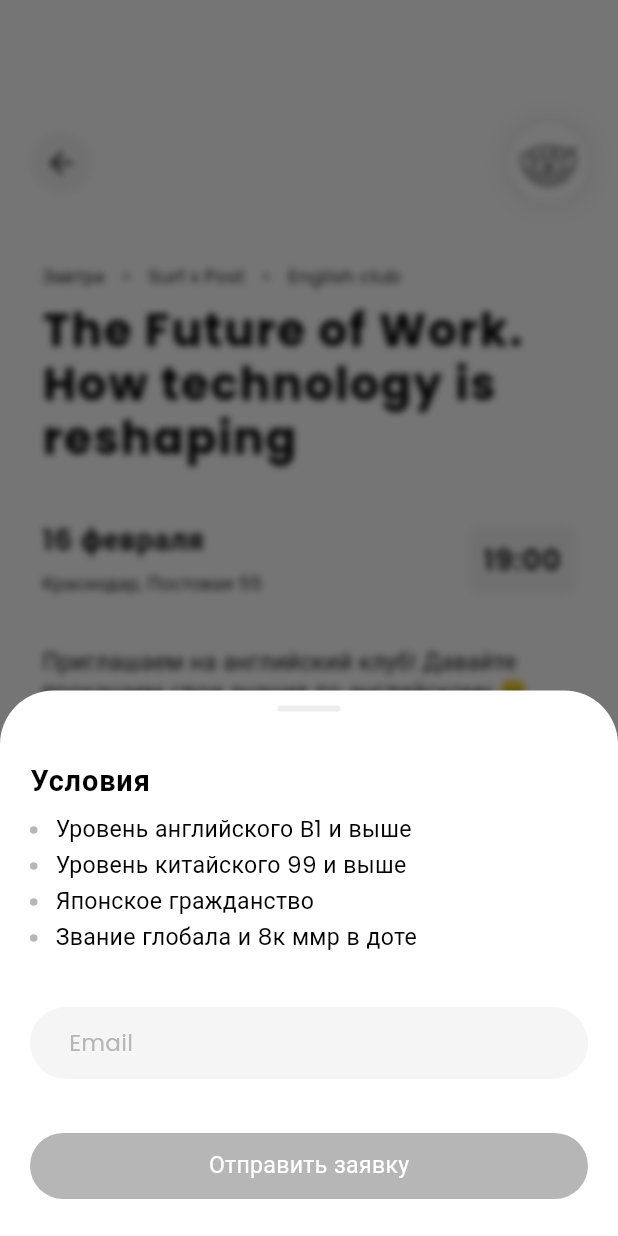
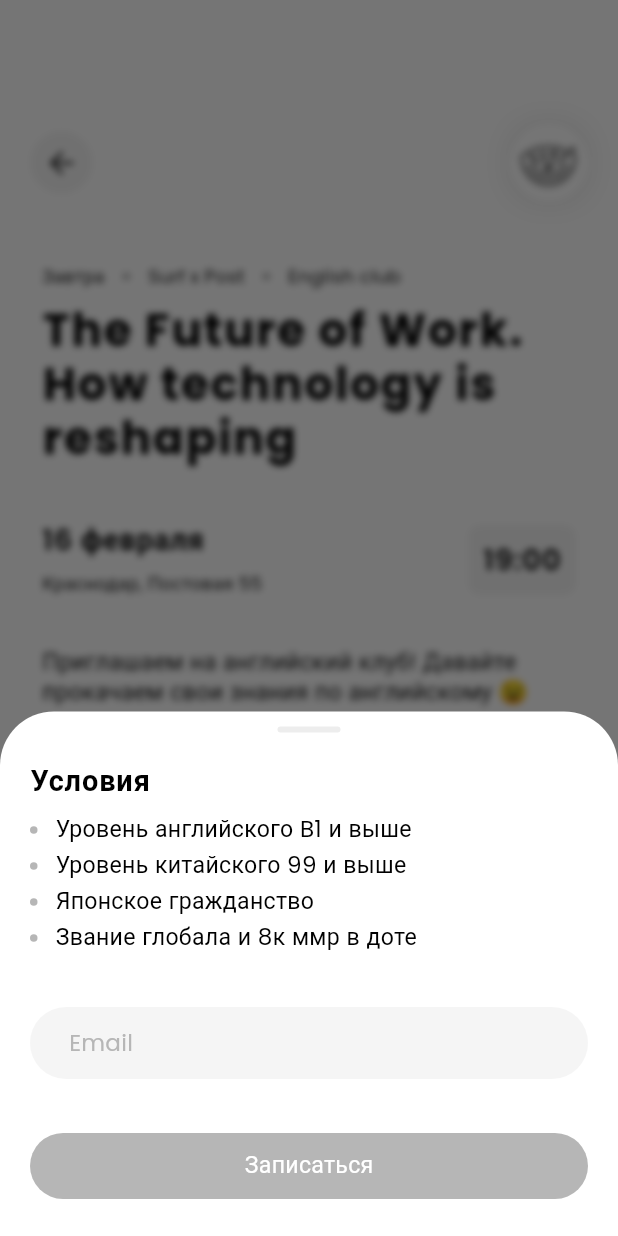
Before and after one commit to ericFlutterast/drill_vents, a Flutter app: the EventScreen screen opened by its route, after a tap on "Записаться", on a phone screen of 412 x 824 dp. Run offline on Flutter 3.47's test engine with Material 3 defaults, Android fonts, the phone set to English and light mode, and no system bars; drawn by our look-alikes of cached_network_image, reactive_forms; our stand-ins replace bloc_concurrency, dio, equatable, flutter_bloc, flutter_secure_storage, flutter_svg and 4 more; accounts and stored records are empty; generated files the repository leaves out were written again; network calls fail.

Commit message:
refactor:
- small redesign widget into event feature

```diff
--- a/lib/app/features/event/event_screen.dart
+++ b/lib/app/features/event/event_screen.dart
@@ -1,7 +1,9 @@
+import 'package:drill_events/app/blocs/auth/bloc.dart';
 import 'package:drill_events/app/blocs/detail_event/bloc.dart';
 import 'package:drill_events/app/blocs/detail_event/events.dart';
+import 'package:drill_events/app/features/event/widgets/creating_entry_for_event_modal.dart';
 import 'package:drill_events/app/features/event/widgets/event_description_tile.dart';
-import 'package:drill_events/app/features/event/widgets/invite_request_to_event_modal.dart';
+import 'package:drill_events/app/features/event/widgets/join_event_modal.dart';
 import 'package:drill_events/app/features/widgets/app_back_button.dart';
 import 'package:drill_events/app/features/widgets/app_button.dart';
 import 'package:drill_events/app/features/widgets/app_company_logo.dart';
@@ -132,10 +134,12 @@ class _EventScreenState extends State<EventScreen> with SingleTickerProviderStat
                   padding: const EdgeInsets.symmetric(horizontal: 20),
                   child: AppButton(
                     title: 'Записаться',
-                    onTap: () {
-                      Navigator.push<bool?>(
+                    onTap: () async {
+                      final hasUser = context.read<AuthBloc>().state.hasValue;
+                      if (!hasUser) {
+                        final result = await Navigator.push<List<String>>(
                           context,
-                        AppModalBottomSheetPage<bool>(
+                          AppModalBottomSheetPage<List<String>>(
                             useSafeArea: true,
                             child: JoinEventModal.bloc(
                               context,
@@ -148,6 +152,17 @@ class _EventScreenState extends State<EventScreen> with SingleTickerProviderStat
                             ),
                           ).createRoute(context),
                         );
+
+                        if (result case [String email, String password]) {
+                          print('$email $password');
+                          if (context.mounted) {
+                            Navigator.push(
+                              context,
+                              const AppModalBottomSheetPage(child: CreatingEntryForEventModal()).createRoute(context),
+                            );
+                          }
+                        }
+                      }
                     },
                   ),
                 ),
--- /dev/null
+++ b/lib/app/features/event/widgets/creating_entry_for_event_modal.dart
@@ -0,0 +1,78 @@
+import 'package:drill_events/app/features/widgets/app_button.dart';
+import 'package:drill_events/app/themes/app_themes.dart';
+import 'package:flutter/material.dart';
+
+class CreatingEntryForEventModal extends StatelessWidget {
+  const CreatingEntryForEventModal({super.key});
+
+  @override
+  Widget build(BuildContext context) {
+    return SizedBox(
+      width: MediaQuery.sizeOf(context).width,
+      child: Padding(
+        padding: const EdgeInsets.symmetric(vertical: 24),
+        child: Column(
+          mainAxisSize: MainAxisSize.min,
+          children: [
+            SizedBox.square(
+              dimension: 56,
+              child: DecoratedBox(
+                decoration: BoxDecoration(color: context.themes.main.colors.warning600, shape: BoxShape.circle),
+                child: Icon(Icons.access_time_rounded, color: context.themes.main.colors.inverse),
+              ),
+            ),
+            const SizedBox(height: 12),
+            Text('Записываемся...', style: context.themes.main.texts.h3),
+          ],
+        ),
+      ),
+    );
+  }
+}
+
+class _SignUpDone extends StatelessWidget {
+  const _SignUpDone.success()
+    : _icon = Icons.check_outlined,
+      _title = 'Вы записаны!',
+      _message = 'Ваша заявка отправлена\nна рассмотрение',
+      _buttonTitle = 'Отлично!',
+      _isSuccess = true;
+
+  const _SignUpDone.error()
+    : _icon = Icons.close_outlined,
+      _title = 'Ошибка!',
+      _message = 'Не удалось записаться на мероприятие, попробуйте позже',
+      _buttonTitle = 'Блин...',
+      _isSuccess = false;
+
+  final IconData _icon;
+  final String _title, _message, _buttonTitle;
+  final bool _isSuccess;
+
+  @override
+  Widget build(BuildContext context) {
+    final iconColor = _isSuccess ? context.themes.main.colors.success600 : context.themes.main.colors.error600;
+
+    return Padding(
+      padding: const EdgeInsets.symmetric(vertical: 24),
+      child: Column(
+        mainAxisSize: MainAxisSize.min,
+        children: [
+          SizedBox.square(
+            dimension: 56,
+            child: DecoratedBox(
+              decoration: BoxDecoration(color: iconColor, shape: BoxShape.circle),
+              child: Icon(_icon, color: context.themes.main.colors.inverse),
+            ),
+          ),
+          const SizedBox(height: 12),
+          Text(_title, style: context.themes.main.texts.h3),
+          const SizedBox(height: 5),
+          Text(_message, textAlign: TextAlign.center, style: context.themes.main.texts.body),
+          const SizedBox(height: 36),
+          AppButton(onTap: () => Navigator.pop(context), title: _buttonTitle),
+        ],
+      ),
+    );
+  }
+}
--- a/lib/app/features/event/widgets/event_description_tile.dart
+++ b/lib/app/features/event/widgets/event_description_tile.dart
@@ -3,9 +3,16 @@ import 'package:drill_events/app/themes/app_themes.dart';
 import 'package:flutter/material.dart';
 
 class EventDescriptionTile extends StatelessWidget {
-  const EventDescriptionTile({super.key, required this.title, required this.descriptionRows, this.titleStyle});
+  const EventDescriptionTile({
+    super.key,
+    required this.title,
+    required this.descriptionRows,
+    this.titleStyle,
+    this.subtitle,
+  });
 
   final String title;
+  final String? subtitle;
   final Iterable<String> descriptionRows;
   final TextStyle? titleStyle;
 
@@ -17,8 +24,16 @@ class EventDescriptionTile extends StatelessWidget {
       crossAxisAlignment: CrossAxisAlignment.start,
       mainAxisSize: MainAxisSize.min,
       children: [
-        Text(title, style: titleStyle ?? textStyles.body.copyWith(fontWeight: FontWeight.bold)),
-        const SizedBox(height: 10),
+        if (subtitle != null) ...[
+          Text(title, style: titleStyle ?? textStyles.body.copyWith(fontWeight: FontWeight.bold)),
+          const SizedBox(height: 18),
+          Text(subtitle ?? '', style: textStyles.body),
+          const SizedBox(height: 8),
+        ] else ...[
+          Text(title, style: titleStyle ?? textStyles.body.copyWith(fontWeight: FontWeight.bold)),
+          const SizedBox(height: 10),
+        ],
+
         for (final (i, item) in descriptionRows.indexed) ...[
           Row(
             children: [
--- a/lib/app/features/event/widgets/invite_request_to_event_modal.dart
+++ /dev/null
@@ -1,166 +0,0 @@
-import 'package:drill_events/app/blocs/common_bloc_state.dart';
-import 'package:drill_events/app/blocs/sign_up_to_event/bloc.dart';
-import 'package:drill_events/app/blocs/sign_up_to_event/events.dart';
-import 'package:drill_events/app/features/event/widgets/event_description_tile.dart';
-import 'package:drill_events/app/features/widgets/app_button.dart';
-import 'package:drill_events/app/features/widgets/app_text_field.dart';
-import 'package:drill_events/app/themes/app_themes.dart';
-import 'package:drill_events/common/di/dependencies_scope.dart';
-import 'package:flutter/material.dart';
-import 'package:flutter_bloc/flutter_bloc.dart';
-import 'package:reactive_forms/reactive_forms.dart';
-
-class JoinEventModal extends StatefulWidget {
-  const JoinEventModal({super.key, required this.conditionsForParticipation});
-
-  final Iterable<String> conditionsForParticipation;
-
-  static Widget bloc(BuildContext context, {required Iterable<String> conditionsForParticipation}) {
-    return BlocProvider(
-      create: (_) => DependenciesScope.of(context).dependencies.signUpToEventBloc,
-      child: JoinEventModal(conditionsForParticipation: conditionsForParticipation),
-    );
-  }
-
-  @override
-  State<JoinEventModal> createState() => _InviteRequestToEventModalState();
-}
-
-class _InviteRequestToEventModalState extends State<JoinEventModal> {
-  late final _emailFormControl = FormControl<String>(validators: [Validators.email], value: '');
-
-  @override
-  Widget build(BuildContext context) {
-    return Padding(
-      padding: const EdgeInsets.symmetric(horizontal: 20),
-      child: AnimatedContainer(
-        duration: const Duration(milliseconds: 700),
-        child: BlocBuilder<SignUpToEventBloc, CommonBlocState>(
-          builder: (context, state) {
-            if (state.isPending) {
-              return const _CreateSignUp();
-            }
-
-            if (state.isDone) {
-              return const _SignUpDone.success();
-            }
-
-            if (state.isError) {
-              return const _SignUpDone.error();
-            }
-
-            return Column(
-              mainAxisSize: MainAxisSize.min,
-              crossAxisAlignment: CrossAxisAlignment.start,
-              children: [
-                const SizedBox(height: 24),
-                EventDescriptionTile(
-                  title: 'Условия',
-                  titleStyle: context.themes.main.texts.h3,
-                  descriptionRows: widget.conditionsForParticipation,
-                ),
-                const SizedBox(height: 36),
-                AppTextField(
-                  useReactiveForm: true,
-                  hintText: 'Email',
-                  formControl: _emailFormControl,
-                  keyboardType: TextInputType.emailAddress,
-                ),
-                const SizedBox(height: 36),
-                ReactiveValueListenableBuilder(
-                  formControl: _emailFormControl,
-                  builder: (context, form, _) {
-                    final isValid = form.valid && form.value != null && form.value!.isNotEmpty;
-                    return AppButton(
-                      title: 'Отправить заявку',
-                      onTap:
-                          isValid
-                              ? () => context.read<SignUpToEventBloc>().add(SignUpEvent(email: form.value ?? ''))
-                              : null,
-                    );
-                  },
-                ),
-                SizedBox(height: MediaQuery.sizeOf(context).height * 0.03),
-              ],
-            );
-          },
-        ),
-      ),
-    );
-  }
-}
-
-class _SignUpDone extends StatelessWidget {
-  const _SignUpDone.success()
-    : _icon = Icons.check_outlined,
-      _title = 'Вы записаны!',
-      _message = 'Ваша заявка отправлена\nна рассмотрение',
-      _buttonTitle = 'Отлично!',
-      _isSuccess = true;
-
-  const _SignUpDone.error()
-    : _icon = Icons.close_outlined,
-      _title = 'Ошибка!',
-      _message = 'Не удалось записаться на мероприятие, попробуйте позже',
-      _buttonTitle = 'Блин...',
-      _isSuccess = false;
-
-  final IconData _icon;
-  final String _title, _message, _buttonTitle;
-  final bool _isSuccess;
-
-  @override
-  Widget build(BuildContext context) {
-    final iconColor = _isSuccess ? context.themes.main.colors.success600 : context.themes.main.colors.error600;
-
-    return Padding(
-      padding: const EdgeInsets.symmetric(vertical: 24),
-      child: Column(
-        mainAxisSize: MainAxisSize.min,
-        children: [
-          SizedBox.square(
-            dimension: 56,
-            child: DecoratedBox(
-              decoration: BoxDecoration(color: iconColor, shape: BoxShape.circle),
-              child: Icon(_icon, color: context.themes.main.colors.inverse),
-            ),
-          ),
-          const SizedBox(height: 12),
-          Text(_title, style: context.themes.main.texts.h3),
-          const SizedBox(height: 5),
-          Text(_message, textAlign: TextAlign.center, style: context.themes.main.texts.body),
-          const SizedBox(height: 36),
-          AppButton(onTap: () => Navigator.pop(context), title: _buttonTitle),
-        ],
-      ),
-    );
-  }
-}
-
-class _CreateSignUp extends StatelessWidget {
-  const _CreateSignUp();
-
-  @override
-  Widget build(BuildContext context) {
-    return SizedBox(
-      width: MediaQuery.sizeOf(context).width,
-      child: Padding(
-        padding: const EdgeInsets.symmetric(vertical: 24),
-        child: Column(
-          mainAxisSize: MainAxisSize.min,
-          children: [
-            SizedBox.square(
-              dimension: 56,
-              child: DecoratedBox(
-                decoration: BoxDecoration(color: context.themes.main.colors.warning600, shape: BoxShape.circle),
-                child: Icon(Icons.access_time_rounded, color: context.themes.main.colors.inverse),
-              ),
-            ),
-            const SizedBox(height: 12),
-            Text('Записываемся...', style: context.themes.main.texts.h3),
-          ],
-        ),
-      ),
-    );
-  }
-}
--- /dev/null
+++ b/lib/app/features/event/widgets/join_event_modal.dart
@@ -0,0 +1,112 @@
+import 'package:drill_events/app/features/event/widgets/event_description_tile.dart';
+import 'package:drill_events/app/features/widgets/app_button.dart';
+import 'package:drill_events/app/features/widgets/app_text_field.dart';
+import 'package:drill_events/app/themes/app_themes.dart';
+import 'package:drill_events/common/di/dependencies_scope.dart';
+import 'package:flutter/material.dart';
+import 'package:flutter_bloc/flutter_bloc.dart';
+import 'package:reactive_forms/reactive_forms.dart';
+
+class JoinEventModal extends StatefulWidget {
+  const JoinEventModal({super.key, required this.conditionsForParticipation});
+
+  final Iterable<String> conditionsForParticipation;
+
+  static Widget bloc(BuildContext context, {required Iterable<String> conditionsForParticipation}) {
+    return BlocProvider(
+      create: (_) => DependenciesScope.of(context).dependencies.registrationBloc,
+      child: JoinEventModal(conditionsForParticipation: conditionsForParticipation),
+    );
+  }
+
+  @override
+  State<JoinEventModal> createState() => _InviteRequestToEventModalState();
+}
+
+class _InviteRequestToEventModalState extends State<JoinEventModal> {
+  bool _showPasswordField = false;
+  String _title = 'Условия';
+
+  late final _emailControl = FormControl<String>(validators: [Validators.email], value: '');
+  late final _passwordControl = FormControl<String>(
+    validators: [Validators.required, Validators.minLength(8)],
+    value: '',
+  );
+
+  @override
+  Widget build(BuildContext context) {
+    return Padding(
+      padding: const EdgeInsets.symmetric(horizontal: 20),
+      child: Column(
+        mainAxisSize: MainAxisSize.min,
+        crossAxisAlignment: CrossAxisAlignment.start,
+        children: [
+          const SizedBox(height: 20),
+          EventDescriptionTile(
+            title: _title,
+            subtitle: _showPasswordField ? 'Придумайте пароль и может быть мы вас пропустим' : null,
+            titleStyle: context.themes.main.texts.h3,
+            descriptionRows:
+                _showPasswordField
+                    ? ['Минимальная длина члена 88см', 'Включите слово “ponos” в пароль', 'Любое название трека NF']
+                    : widget.conditionsForParticipation,
+          ),
+          const SizedBox(height: 36),
+          if (_showPasswordField) ...[
+            AppTextField(
+              key: UniqueKey(),
+              useReactiveForm: true,
+              obscureText: true,
+              hintText: 'Password',
+              formControl: _passwordControl,
+            ),
+            const SizedBox(height: 12),
+          ] else ...[
+            AppTextField(
+              key: UniqueKey(),
+              useReactiveForm: true,
+              hintText: 'Email',
+              formControl: _emailControl,
+              keyboardType: TextInputType.emailAddress,
+            ),
+            const SizedBox(height: 36),
+          ],
+
+          ReactiveValueListenableBuilder(
+            formControl: _showPasswordField ? _passwordControl : _emailControl,
+            builder: (context, form, _) {
+              final isValid = form.valid && form.value != null && form.value!.isNotEmpty;
+
+              if (_showPasswordField) {
+                return AppButton(
+                  title: 'Создать аккаунт и записаться',
+                  onTap:
+                      isValid
+                          ? () => Navigator.pop<List<String>>(context, [
+                            _emailControl.value ?? (throw 'Никогда не null'),
+                            _passwordControl.value ?? (throw 'Никогда не null'),
+                          ])
+                          : null,
+                );
+              }
+
+              return AppButton(
+                title: 'Записаться',
+                onTap:
+                    isValid
+                        ? () {
+                          setState(() {
+                            _showPasswordField = true;
+                            _title = 'Остался последний шаг ';
+                          });
+                        }
+                        : null,
+              );
+            },
+          ),
+          SizedBox(height: MediaQuery.sizeOf(context).height * 0.03),
+        ],
+      ),
+    );
+  }
+}
--- a/lib/app/features/widgets/app_bottom_sheet.dart
+++ b/lib/app/features/widgets/app_bottom_sheet.dart
@@ -22,7 +22,7 @@ class AppBottomSheet extends StatelessWidget {
               decoration: BoxDecoration(borderRadius: BorderRadius.all(Radius.circular(6)), color: Color(0xFFEDEDED)),
             ),
           ),
-          const SizedBox(height: 10),
+
           if (child != null) Flexible(child: child!),
         ],
       ),
--- a/lib/app/features/widgets/app_text_field.dart
+++ b/lib/app/features/widgets/app_text_field.dart
@@ -20,6 +20,8 @@ class AppTextField extends StatelessWidget {
     this.controller,
     this.formControl,
     this.keyboardType,
+    this.obscureText = false,
+    this.obscuringCharacter = '*',
     this.useReactiveForm = false,
   });
 
@@ -39,6 +41,8 @@ class AppTextField extends StatelessWidget {
   final Function(String, Map<String, dynamic>)? onAppPrivateCommand;
   final Function(PointerUpEvent)? onTapUpOutside;
   final bool useReactiveForm;
+  final bool obscureText;
+  final String obscuringCharacter;
 
   @override
   Widget build(BuildContext context) {
@@ -50,6 +54,8 @@ class AppTextField extends StatelessWidget {
         onTapOutside: onTapOutside,
         onAppPrivateCommand: onAppPrivateCommand,
         keyboardType: keyboardType,
+        obscureText: obscureText,
+        obscuringCharacter: obscuringCharacter,
 
         decoration:
             decoration ??
@@ -81,6 +87,8 @@ class AppTextField extends StatelessWidget {
       onSubmitted: onSubmitted,
       onTapUpOutside: onTapUpOutside,
       keyboardType: keyboardType,
+      obscureText: obscureText,
+      obscuringCharacter: obscuringCharacter,
 
       decoration:
           decoration ??
```
Lines whose indentation alone changed are shown as unchanged.
